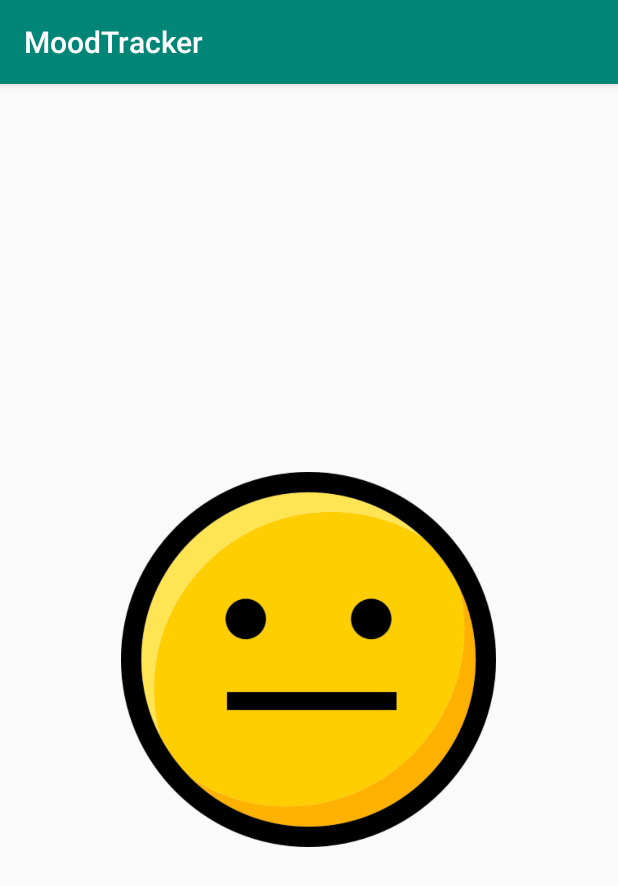
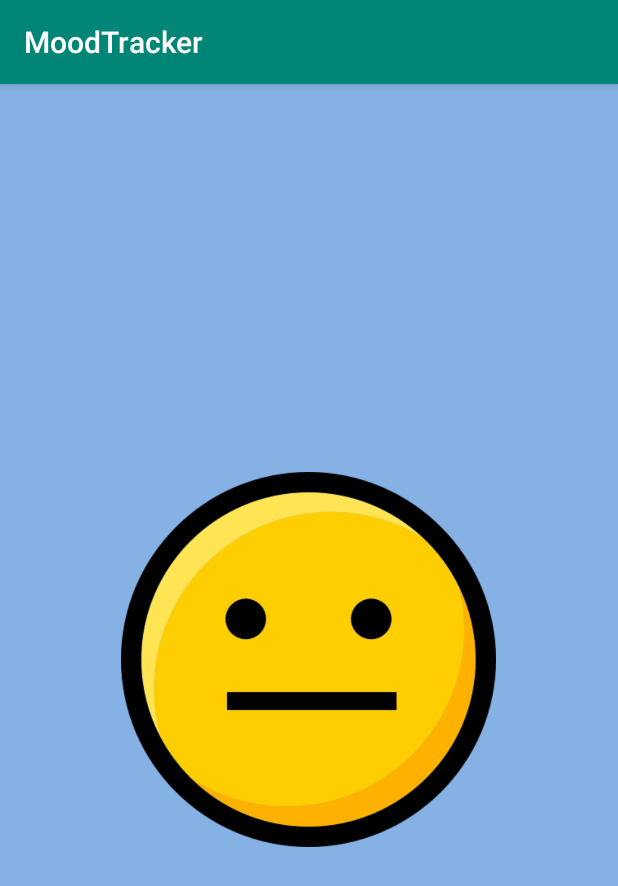
Before and after one commit to GautierClqt/MoodTracker, an Android app: the screen it shows after launch (MoodSelectActivity), on a phone screen of 412 x 824 dp. Shown: the top 886 px of the screen. Run offline under Robolectric (Android 15) with nearby library versions, the phone set to English and light mode, and no system bars.

Commit message:
slight change to have the right background color by default

```diff
--- a/app/src/main/java/com/cliquet/gautier/moodtracker/MoodSelectActivity.java
+++ b/app/src/main/java/com/cliquet/gautier/moodtracker/MoodSelectActivity.java
@@ -34,6 +34,7 @@ public class MoodSelectActivity extends AppCompatActivity {
 
         //normal mood and background are set by default
         mDisplayedMood.setImageDrawable(moodList[2]);
+        mLayout.setBackgroundColor(0xa5468ad9);
 
         //at each click on the ImageView moods and the layout background colors are cycle through(worst to best)
         mDisplayedMood.setOnClickListener(new View.OnClickListener() {
```
